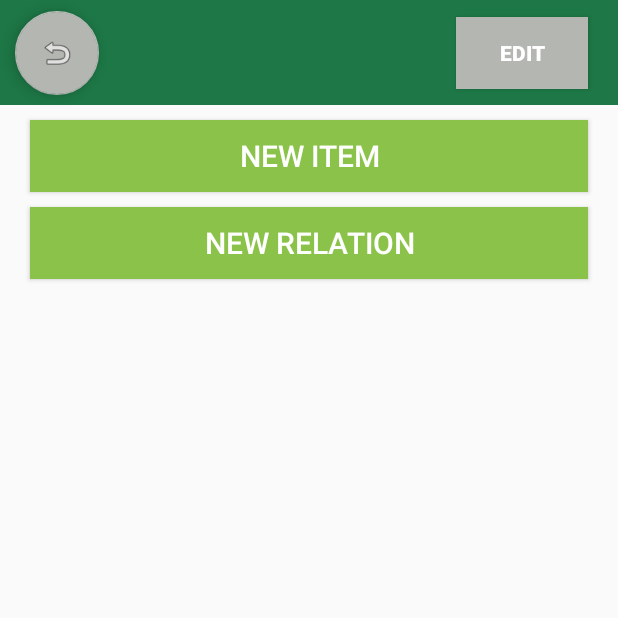
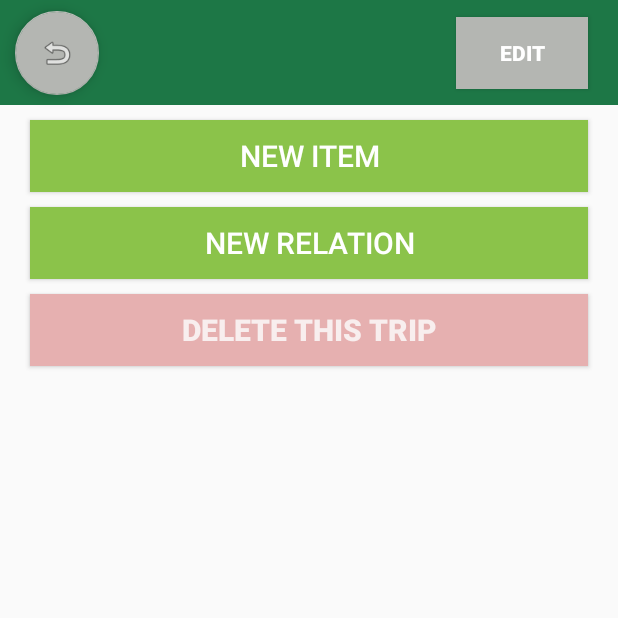
Before and after one commit to JerzyJerzu/PackIt, an Android app: the AcitivityInsideTrip screen opened directly, with no data from a screen before it, on a phone screen of 412 x 824 dp, the top half of it. Run offline under Robolectric (Android 15) with nearby library versions, the phone set to English and light mode, and no system bars.

Commit message:
1. moved trip delete button 2. repaired deleting 3. created structure of database

```diff
--- a/app/src/main/java/com/example/packit/AcitivityInsideTrip.java
+++ b/app/src/main/java/com/example/packit/AcitivityInsideTrip.java
@@ -10,8 +10,9 @@ public class AcitivityInsideTrip extends AppCompatActivity{
     private FloatingActionButton back;
     private Button newItem;
     private Button newRelation;
-
+    private Button DeleteTrip;
     private Button edit;
+    private Trip selectedTrip;
 
     @Override
     protected void onCreate(Bundle savedInstanceState)
@@ -19,10 +20,13 @@ public class AcitivityInsideTrip extends AppCompatActivity{
         super.onCreate(savedInstanceState);
         setContentView(R.layout.activity_inside_trip);
 
+        DeleteTrip = findViewById(R.id.deleteTrip);
         back = findViewById(R.id.back2main);
         newItem = findViewById(R.id.NewItemButton);
         newRelation = findViewById(R.id.NewRelationButton);
         edit = findViewById(R.id.editTripButton);
+
+        selectedTrip = Trip.getTripForID(getIntent().getIntExtra(Trip.TRIP_EDIT_EXTRA, -1));
 
         setOnClickListeners();
     }
@@ -65,6 +69,18 @@ public class AcitivityInsideTrip extends AppCompatActivity{
                 finish();
             }
         });
+        DeleteTrip.setOnClickListener(new View.OnClickListener() {
+            @Override
+            public void onClick(View v) {
+                OnDelete(v);
+            }
+        });
     }
-
+    public void OnDelete(View v)
+    {
+        DatabaseHelper dbhelper = DatabaseHelper.instanceOfDatabase(this);
+        dbhelper.deleteTrip(selectedTrip);
+        Trip.tripsArrayList.remove(selectedTrip);
+        finish();
+    }
 }
--- a/app/src/main/res/layout/activity_inside_trip.xml
+++ b/app/src/main/res/layout/activity_inside_trip.xml
@@ -48,10 +48,11 @@
         android:textSize="20sp"
         app:autoSizeTextType="uniform"
         app:layout_constraintBottom_toBottomOf="@+id/TripToolbar"
-        app:layout_constraintEnd_toEndOf="@+id/TripToolbar"
+        app:layout_constraintEnd_toEndOf="@+id/editTripButton"
         app:layout_constraintHorizontal_bias="0.0"
         app:layout_constraintStart_toEndOf="@+id/back2main"
-        app:layout_constraintTop_toTopOf="@+id/TripToolbar" />
+        app:layout_constraintTop_toTopOf="@+id/TripToolbar"
+        app:layout_constraintVertical_bias="0.0" />
 
     <Button
         android:id="@+id/NewItemButton"
@@ -101,4 +102,20 @@
         app:layout_constraintStart_toStartOf="@+id/TripToolbar"
         app:layout_constraintTop_toTopOf="@+id/TripToolbar" />
 
+    <Button
+        android:id="@+id/deleteTrip"
+        android:layout_width="0dp"
+        android:layout_height="wrap_content"
+        android:layout_marginStart="20dp"
+        android:layout_marginTop="10dp"
+        android:layout_marginEnd="20dp"
+        android:background="#E6B0B0"
+        android:text="Delete this trip"
+        android:textSize="20sp"
+        android:textColor="#F8EEEE"
+        android:textStyle="bold"
+        app:layout_constraintEnd_toEndOf="parent"
+        app:layout_constraintStart_toStartOf="parent"
+        app:layout_constraintTop_toBottomOf="@+id/NewRelationButton" />
+
 </androidx.constraintlayout.widget.ConstraintLayout>
```
Also changed, not shown: app/src/main/java/com/example/packit/AcitivityEditTrip.java (+9 -20 lines), app/src/main/java/com/example/packit/DatabaseHelper.java (+24 -6 lines), app/src/main/res/layout/activity_edit_trip.xml (+2 -17 lines).
